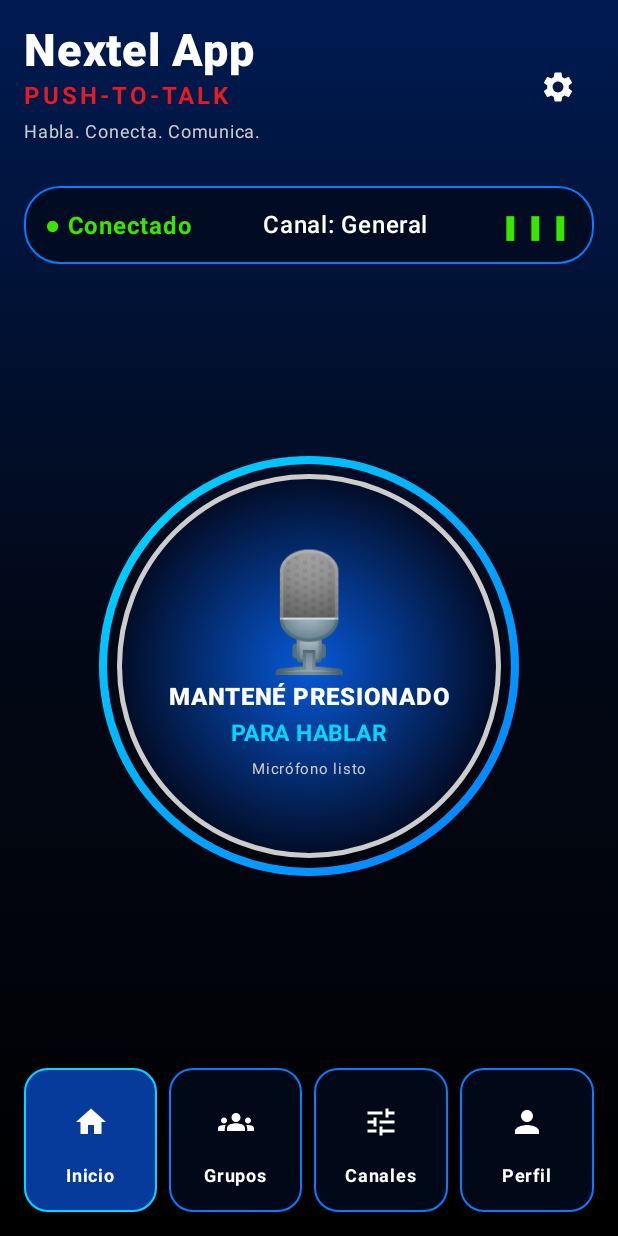
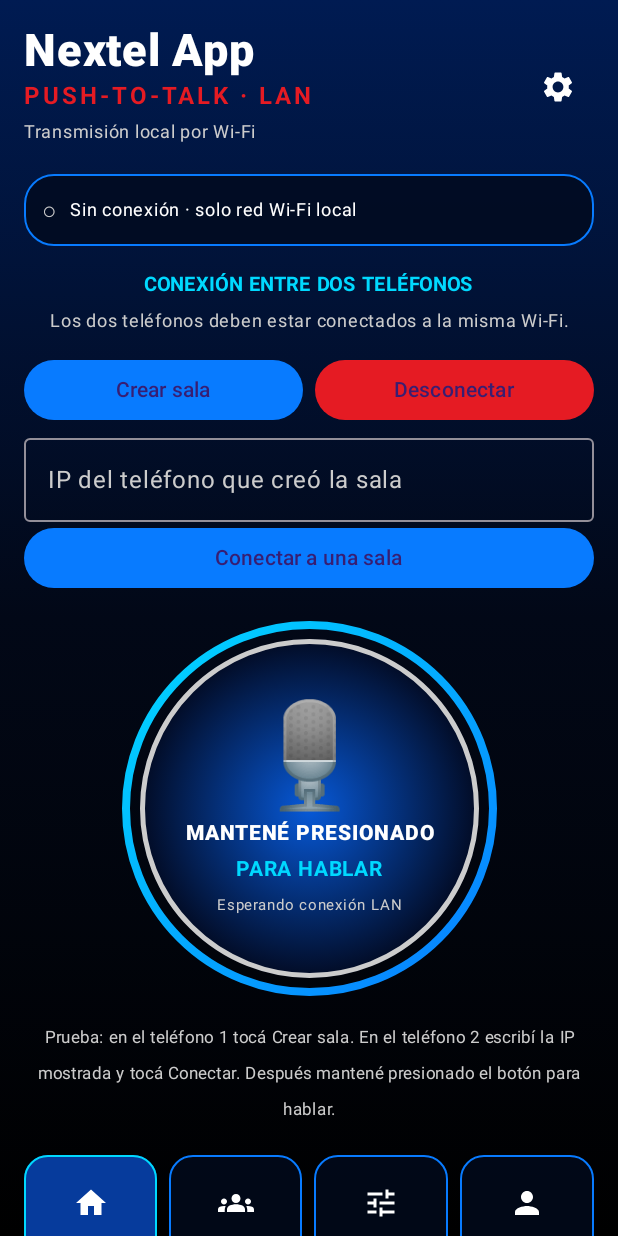
Before and after one commit to mimtrix2236-png/Nextel-App, an Android app built with Jetpack Compose: the screen it shows after launch (MainActivity), on a phone screen of 412 x 824 dp. Run offline under Robolectric (Android 15) with nearby library versions, the phone set to English and light mode, and no system bars.

Commit message:
Integrate LAN room controls and push-to-talk audio

```diff
--- a/app/src/main/java/com/nextelapp/MainActivity.kt
+++ b/app/src/main/java/com/nextelapp/MainActivity.kt
@@ -1,8 +1,12 @@
 package com.nextelapp
 
+import android.Manifest
+import android.content.Context
+import android.content.pm.PackageManager
+import android.net.wifi.WifiManager
 import android.os.Bundle
-import android.Manifest
-import android.content.pm.PackageManager
+import android.os.Handler
+import android.os.Looper
 import androidx.activity.ComponentActivity
 import androidx.activity.compose.setContent
 import androidx.activity.compose.rememberLauncherForActivityResult
@@ -11,8 +15,10 @@ import androidx.core.content.ContextCompat
 import androidx.compose.foundation.background
 import androidx.compose.foundation.border
 import androidx.compose.foundation.layout.*
+import androidx.compose.foundation.rememberScrollState
 import androidx.compose.foundation.shape.CircleShape
 import androidx.compose.foundation.shape.RoundedCornerShape
+import androidx.compose.foundation.verticalScroll
 import androidx.compose.material.icons.Icons
 import androidx.compose.material.icons.filled.Groups
 import androidx.compose.material.icons.filled.Home
@@ -22,10 +28,11 @@ import androidx.compose.material.icons.filled.Tune
 import androidx.compose.material3.*
 import androidx.compose.runtime.*
 import androidx.compose.ui.Alignment
-import androidx.compose.ui.platform.LocalContext
 import androidx.compose.ui.Modifier
 import androidx.compose.ui.graphics.Brush
 import androidx.compose.ui.graphics.Color
+import androidx.compose.ui.input.pointer.pointerInput
+import androidx.compose.ui.platform.LocalContext
 import androidx.compose.ui.text.font.FontWeight
 import androidx.compose.ui.text.style.TextAlign
 import androidx.compose.ui.unit.dp
@@ -44,95 +51,139 @@ class MainActivity : ComponentActivity() {
     }
 }
 
+@Suppress("DEPRECATION")
+private fun localWifiIp(context: Context): String {
+    return try {
+        val wifi = context.applicationContext.getSystemService(Context.WIFI_SERVICE) as WifiManager
+        val value = wifi.connectionInfo.ipAddress
+        if (value == 0) "" else listOf(0, 8, 16, 24).joinToString(".") { shift ->
+            ((value shr shift) and 0xff).toString()
+        }
+    } catch (_: Exception) { "" }
+}
+
 @Composable
 private fun NextelHome() {
     var selected by remember { mutableStateOf("Inicio") }
     var transmitting by remember { mutableStateOf(false) }
     var fingerDown by remember { mutableStateOf(false) }
-    var micMessage by remember { mutableStateOf("Micrófono listo") }
+    var status by remember { mutableStateOf("Sin conexión · solo red Wi-Fi local") }
+    var hostIp by remember { mutableStateOf("") }
+    var remoteIp by remember { mutableStateOf("") }
     val context = LocalContext.current
-    val capture = remember { PttAudioCapture() }
+    val mainHandler = remember { Handler(Looper.getMainLooper()) }
+    val connection = remember {
+        LanPttConnection { message -> mainHandler.post { status = message } }
+    }
     val permissionLauncher = rememberLauncherForActivityResult(
         ActivityResultContracts.RequestPermission()
     ) { granted ->
         if (granted && fingerDown) {
-            transmitting = capture.start()
-            micMessage = if (transmitting) "Micrófono activo · transmisión aún no conectada" else "No se pudo iniciar el micrófono"
-        } else if (!granted) {
-            micMessage = "Permiso de micrófono denegado"
-        }
+            transmitting = connection.startTalking()
+            if (!transmitting) status = "No se pudo iniciar el audio. Verificá la conexión."
+        } else if (!granted) status = "Permiso de micrófono denegado"
     }
     DisposableEffect(Unit) {
-        onDispose { capture.stop() }
+        onDispose { connection.close() }
     }
 
-    MaterialTheme(colorScheme = darkColorScheme(
-        background = Navy, surface = Color(0xFF06142B), primary = Blue
-    )) {
+    MaterialTheme(colorScheme = darkColorScheme(background = Navy, surface = Color(0xFF06142B), primary = Blue)) {
         Column(
             modifier = Modifier.fillMaxSize()
                 .background(Brush.verticalGradient(listOf(Color(0xFF001B52), Navy, Color.Black)))
-                .padding(16.dp),
+                .verticalScroll(rememberScrollState()).padding(16.dp),
             horizontalAlignment = Alignment.CenterHorizontally
         ) {
             Row(Modifier.fillMaxWidth(), verticalAlignment = Alignment.CenterVertically) {
                 Column(Modifier.weight(1f)) {
                     Text("Nextel App", fontSize = 30.sp, fontWeight = FontWeight.Black, color = Color.White)
-                    Text("PUSH-TO-TALK", color = Red, fontWeight = FontWeight.Bold, letterSpacing = 2.sp)
-                    Text("Habla. Conecta. Comunica.", color = Color.LightGray, fontSize = 12.sp)
+                    Text("PUSH-TO-TALK · LAN", color = Red, fontWeight = FontWeight.Bold, letterSpacing = 2.sp)
+                    Text("Transmisión local por Wi-Fi", color = Color.LightGray, fontSize = 12.sp)
                 }
                 IconButton(onClick = { selected = "Configuración" }) {
                     Icon(Icons.Default.Settings, contentDescription = "Configuración", tint = Color.White)
                 }
             }
 
-            Spacer(Modifier.height(24.dp))
+            Spacer(Modifier.height(16.dp))
             Row(
-                Modifier.fillMaxWidth().border(1.dp, Blue, RoundedCornerShape(24.dp))
-                    .background(Color(0xCC020B1D), RoundedCornerShape(24.dp)).padding(14.dp),
-                verticalAlignment = Alignment.CenterVertically,
-                horizontalArrangement = Arrangement.SpaceBetween
+                Modifier.fillMaxWidth().border(1.dp, Blue, RoundedCornerShape(20.dp))
+                    .background(Color(0xCC020B1D), RoundedCornerShape(20.dp)).padding(12.dp),
+                verticalAlignment = Alignment.CenterVertically
             ) {
-                Text("● Conectado", color = Green, fontWeight = FontWeight.Bold)
-                Text("Canal: General", color = Color.White, fontWeight = FontWeight.SemiBold)
-                Text("▮▮▮", color = Green, fontWeight = FontWeight.Bold)
+                Text(if (connection.isConnected()) "●" else "○", color = if (connection.isConnected()) Green else Color.LightGray)
+                Spacer(Modifier.width(8.dp))
+                Text(status, color = Color.White, fontSize = 12.sp)
             }
 
-            Spacer(Modifier.weight(1f))
+            Spacer(Modifier.height(14.dp))
+            Text("CONEXIÓN ENTRE DOS TELÉFONOS", color = Cyan, fontWeight = FontWeight.Bold, fontSize = 13.sp)
+            Text("Los dos teléfonos deben estar conectados a la misma Wi-Fi.", color = Color.LightGray, fontSize = 12.sp,
+                textAlign = TextAlign.Center)
+            Spacer(Modifier.height(10.dp))
+            Row(Modifier.fillMaxWidth(), horizontalArrangement = Arrangement.spacedBy(8.dp)) {
+                Button(onClick = {
+                    hostIp = localWifiIp(context)
+                    if (hostIp.isBlank()) status = "Conectá este teléfono a una red Wi-Fi primero."
+                    else { status = "Abriendo sala en $hostIp"; connection.host() }
+                }, modifier = Modifier.weight(1f)) { Text("Crear sala") }
+                Button(onClick = { connection.close(); status = "Desconectado"; transmitting = false },
+                    modifier = Modifier.weight(1f), colors = ButtonDefaults.buttonColors(containerColor = Red)) {
+                    Text("Desconectar")
+                }
+            }
+            if (hostIp.isNotBlank()) {
+                Text("IP de este teléfono: $hostIp", color = Green, fontWeight = FontWeight.Bold, fontSize = 13.sp)
+            }
+            OutlinedTextField(
+                value = remoteIp, onValueChange = { remoteIp = it },
+                label = { Text("IP del teléfono que creó la sala") },
+                singleLine = true, modifier = Modifier.fillMaxWidth(),
+                colors = OutlinedTextFieldDefaults.colors(
+                    focusedTextColor = Color.White, unfocusedTextColor = Color.White,
+                    focusedLabelColor = Cyan, unfocusedLabelColor = Color.LightGray
+                )
+            )
+            Button(onClick = {
+                if (remoteIp.isBlank()) status = "Ingresá la IP del teléfono anfitrión."
+                else { hostIp = ""; connection.connect(remoteIp); status = "Intentando conectar con $remoteIp…" }
+            }, modifier = Modifier.fillMaxWidth()) { Text("Conectar a una sala") }
+
+            Spacer(Modifier.height(18.dp))
             Box(contentAlignment = Alignment.Center) {
-                Box(Modifier.size(280.dp).border(5.dp, Brush.linearGradient(listOf(Cyan, Blue)), CircleShape)
+                Box(Modifier.size(250.dp).border(5.dp, Brush.linearGradient(listOf(Cyan, Blue)), CircleShape)
                     .padding(12.dp).border(3.dp, Color.LightGray, CircleShape)
                     .background(Brush.radialGradient(listOf(Color(0xFF0759D8), Color(0xFF020B24))), CircleShape))
                 Column(horizontalAlignment = Alignment.CenterHorizontally) {
-                    Text("🎙", fontSize = 76.sp)
-                    Text(if (transmitting) "TRANSMITIENDO" else "MANTENÉ PRESIONADO", color = Color.White,
-                        fontWeight = FontWeight.Black, fontSize = 16.sp, textAlign = TextAlign.Center)
-                    Text(if (transmitting) "Soltá para terminar" else "PARA HABLAR", color = Cyan,
-                        fontWeight = FontWeight.Bold, fontSize = 15.sp)
-                    Text(micMessage, color = Color.LightGray, fontSize = 10.sp, textAlign = TextAlign.Center)
+                    Text("🎙", fontSize = 68.sp)
+                    Text(if (transmitting) "TRANSMITIENDO" else "MANTENÉ PRESIONADO",
+                        color = Color.White, fontWeight = FontWeight.Black, fontSize = 14.sp, textAlign = TextAlign.Center)
+                    Text(if (transmitting) "Soltá para terminar" else "PARA HABLAR",
+                        color = Cyan, fontWeight = FontWeight.Bold, fontSize = 14.sp)
+                    Text(if (connection.isConnected()) "Audio LAN conectado" else "Esperando conexión LAN",
+                        color = Color.LightGray, fontSize = 10.sp)
                 }
-                // Interacción visual inicial. La transmisión de audio se implementará en la siguiente etapa.
-                Box(Modifier.size(280.dp).background(Color.Transparent, CircleShape)
-                    .pointerInputPtt(
-                        onPress = {
+                Box(Modifier.size(250.dp).background(Color.Transparent, CircleShape)
+                    .pointerInput(connection.isConnected()) {
+                        androidx.compose.foundation.gestures.detectTapGestures(onPress = {
                             fingerDown = true
-                            if (ContextCompat.checkSelfPermission(context, Manifest.permission.RECORD_AUDIO) == PackageManager.PERMISSION_GRANTED) {
-                                transmitting = capture.start()
-                                micMessage = if (transmitting) "Micrófono activo · transmisión aún no conectada" else "No se pudo iniciar el micrófono"
-                            } else {
-                                permissionLauncher.launch(Manifest.permission.RECORD_AUDIO)
-                            }
-                        },
-                        onRelease = {
+                            if (!connection.isConnected()) {
+                                status = "Primero conectá los dos teléfonos a la misma Wi-Fi y uní la sala."
+                            } else if (ContextCompat.checkSelfPermission(context, Manifest.permission.RECORD_AUDIO) == PackageManager.PERMISSION_GRANTED) {
+                                transmitting = connection.startTalking()
+                                if (!transmitting) status = "No se pudo iniciar el micrófono."
+                            } else permissionLauncher.launch(Manifest.permission.RECORD_AUDIO)
+                            tryAwaitRelease()
                             fingerDown = false
-                            capture.stop()
+                            connection.stopTalking()
                             transmitting = false
-                            micMessage = "Micrófono listo"
-                        }
-                    ))
+                        })
+                    })
             }
-            Spacer(Modifier.weight(1f))
-
+            Spacer(Modifier.height(16.dp))
+            Text("Prueba: en el teléfono 1 tocá Crear sala. En el teléfono 2 escribí la IP mostrada y tocá Conectar. Después mantené presionado el botón para hablar.",
+                color = Color.LightGray, fontSize = 11.sp, textAlign = TextAlign.Center)
+            Spacer(Modifier.height(18.dp))
             Row(Modifier.fillMaxWidth(), horizontalArrangement = Arrangement.spacedBy(8.dp)) {
                 NavItem("Inicio", Icons.Default.Home, selected) { selected = it }
                 NavItem("Grupos", Icons.Default.Groups, selected) { selected = it }
@@ -150,12 +201,10 @@ private fun RowScope.NavItem(label: String, icon: androidx.compose.ui.graphics.v
     Column(
         Modifier.weight(1f).border(1.dp, if (active) Cyan else Blue, RoundedCornerShape(16.dp))
             .background(if (active) Color(0xFF063B9C) else Color(0xCC020B1D), RoundedCornerShape(16.dp))
-            .padding(vertical = 12.dp),
+            .padding(vertical = 8.dp),
         horizontalAlignment = Alignment.CenterHorizontally
     ) {
-        IconButton(onClick = { onSelect(label) }) {
-            Icon(icon, contentDescription = label, tint = Color.White)
-        }
-        Text(label, color = Color.White, fontSize = 12.sp, fontWeight = FontWeight.Bold)
+        IconButton(onClick = { onSelect(label) }) { Icon(icon, contentDescription = label, tint = Color.White) }
+        Text(label, color = Color.White, fontSize = 11.sp, fontWeight = FontWeight.Bold)
     }
 }
```
